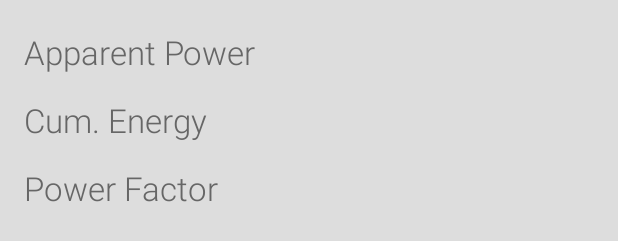
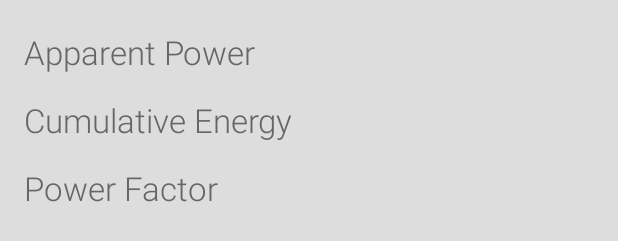
Before and after one commit to lab11/powerblade, an Android app: the layout activity_detail.xml on its own in the app's theme, with its tools: preview values and no code run, on a phone screen of 412 x 824 dp. Shown: the part 462-703 px from the top of the screen. Run offline under Robolectric (Android 15) with nearby library versions, the phone set to English and light mode, and no system bars.

Commit message:
Updating scaling values in Android app

```diff
--- a/software/android/PowerBlade/app/build.gradle
+++ b/software/android/PowerBlade/app/build.gradle
@@ -8,8 +8,8 @@ android {
         applicationId "edu.umich.eecs.lab11.powerblade"
         minSdkVersion 18
         targetSdkVersion 21
-        versionCode 1
-        versionName "1.0"
+        versionCode 2
+        versionName "1.0.1"
     }
     buildTypes {
         release {
--- a/software/android/PowerBlade/app/src/main/java/edu/umich/eecs/lab11/powerblade/BleService.java
+++ b/software/android/PowerBlade/app/src/main/java/edu/umich/eecs/lab11/powerblade/BleService.java
@@ -136,9 +136,9 @@ public class BleService extends Service {
                 byte[] data = Arrays.copyOfRange(scanRecord, index + 3, index + length);
                 double pbid = 1.0000000 * (data[0] & 0xff);
                 double vrms = 2.4600000 * (data[9] & 0xff);
-                double trup = 0.1370000 * (ByteBuffer.wrap(Arrays.copyOfRange(data,10,12)).getShort() & 0xffff);
-                double appp = 0.1380000 * (ByteBuffer.wrap(Arrays.copyOfRange(data,12,14)).getShort() & 0xffff);
-                double wthr = 0.0000422 * (ByteBuffer.wrap(Arrays.copyOfRange(data,14,18)).getInt() & 0xffffffffL);
+                double trup = 0.0150000 * (ByteBuffer.wrap(Arrays.copyOfRange(data,10,12)).getShort() & 0xffff);
+                double appp = 0.0150000 * (ByteBuffer.wrap(Arrays.copyOfRange(data,12,14)).getShort() & 0xffff);
+                double wthr = 0.0000057 * (ByteBuffer.wrap(Arrays.copyOfRange(data,14,18)).getInt() & 0xffffffffL);
                 double pwfr = 1.0000000 * (trup / appp);
                 cur_settings.edit().putString("address",      device.getAddress()).apply();
                 cur_settings.edit().putString("id",             di.format( pbid )).apply();
--- a/software/android/PowerBlade/app/src/main/res/values/strings.xml
+++ b/software/android/PowerBlade/app/src/main/res/values/strings.xml
@@ -10,7 +10,7 @@
     <string name="row5">RMS Voltage</string>
     <string name="row6">True Power</string>
     <string name="row7">Apparent Power</string>
-    <string name="row8">Cum. Energy</string>
+    <string name="row8">Cumulative Energy</string>
     <string name="row9">Power Factor</string>
 
 </resources>
```
Also changed, not shown: 2 other files.
